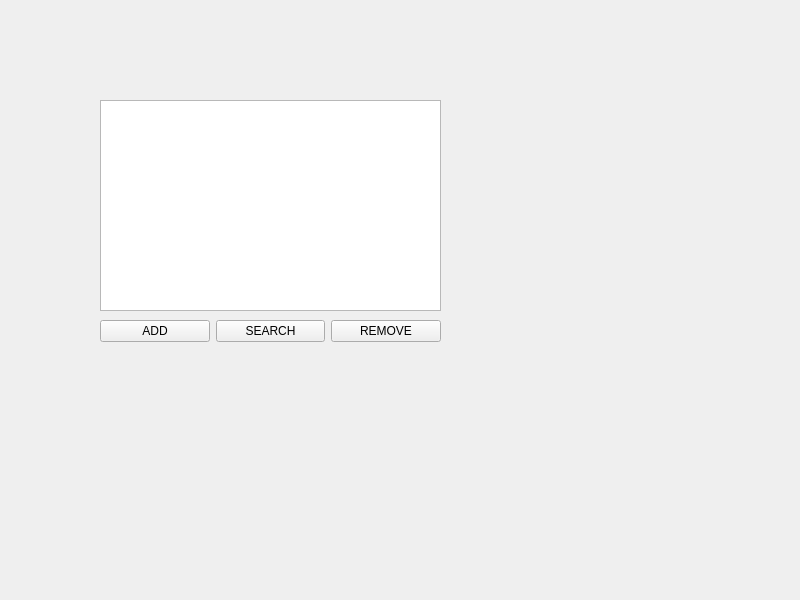
Before: the Qt Designer form Modules/Module03/Ex00/GraphicalPhonebook/phonebook.ui in SEAME-pt/SEA-ME-warm-up-team04, drawn with Qt 5.
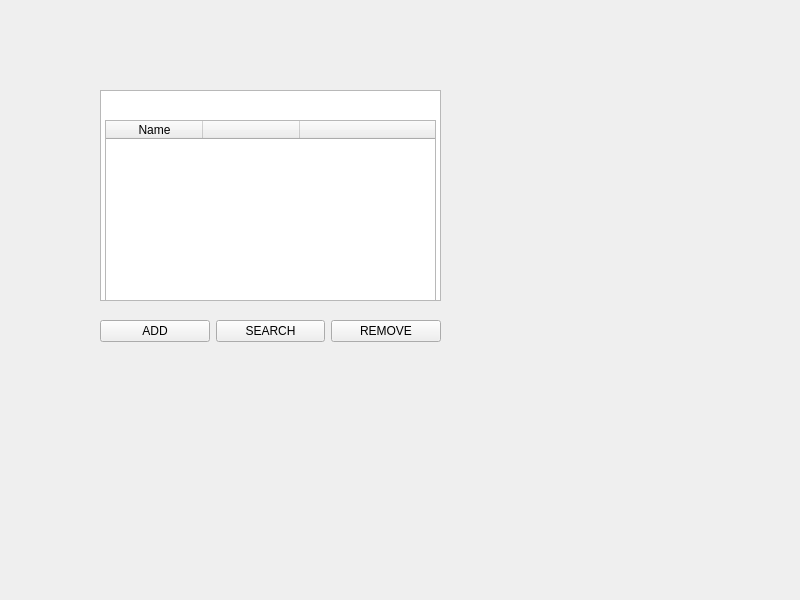
After: the same form once the commit is applied. Icons and pictures are not drawn.

Diff of the .ui file:
```diff
--- a/Modules/Module03/Ex00/GraphicalPhonebook/phonebook.ui
+++ b/Modules/Module03/Ex00/GraphicalPhonebook/phonebook.ui
@@ -17,13 +17,13 @@
    <property name="geometry">
     <rect>
      <x>100</x>
-     <y>100</y>
+     <y>90</y>
      <width>341</width>
      <height>211</height>
     </rect>
    </property>
   </widget>
-  <widget class="QWidget" name="">
+  <widget class="QWidget" name="layoutWidget">
    <property name="geometry">
     <rect>
      <x>100</x>
@@ -56,6 +56,61 @@
     </item>
    </layout>
   </widget>
+  <widget class="QTableWidget" name="tableWidget">
+   <property name="geometry">
+    <rect>
+     <x>105</x>
+     <y>120</y>
+     <width>331</width>
+     <height>181</height>
+    </rect>
+   </property>
+   <property name="alternatingRowColors">
+    <bool>false</bool>
+   </property>
+   <property name="showGrid">
+    <bool>true</bool>
+   </property>
+   <property name="gridStyle">
+    <enum>Qt::PenStyle::DashDotLine</enum>
+   </property>
+   <property name="sortingEnabled">
+    <bool>true</bool>
+   </property>
+   <property name="wordWrap">
+    <bool>false</bool>
+   </property>
+   <attribute name="horizontalHeaderDefaultSectionSize">
+    <number>97</number>
+   </attribute>
+   <attribute name="horizontalHeaderHighlightSections">
+    <bool>true</bool>
+   </attribute>
+   <attribute name="horizontalHeaderStretchLastSection">
+    <bool>true</bool>
+   </attribute>
+   <column>
+    <property name="text">
+     <string>Name</string>
+    </property>
+    <property name="whatsThis">
+     <string/>
+    </property>
+    <property name="icon">
+     <iconset theme="QIcon::ThemeIcon::CameraWeb"/>
+    </property>
+   </column>
+   <column>
+    <property name="text">
+     <string/>
+    </property>
+   </column>
+   <column>
+    <property name="text">
+     <string/>
+    </property>
+   </column>
+  </widget>
  </widget>
  <resources/>
  <connections/>
```
